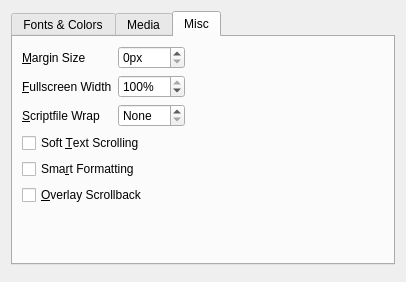
Above: src/confdialog.ui from realnc/hugor before the change. Below: the same form after it.
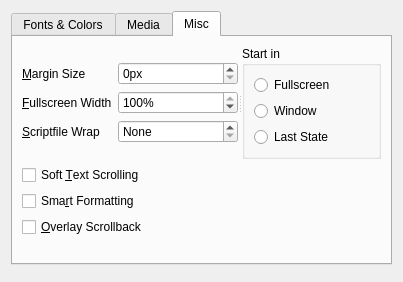
That is the form after the change. The open tabs and pages were chosen to show the change. Custom widgets are drawn as their Qt base class.

Commit message: Make the startup mode configurable (fullscreen, windowed or last state)

Diff of the .ui file:
```diff
--- a/src/confdialog.ui
+++ b/src/confdialog.ui
@@ -374,9 +374,17 @@
       <attribute name="title">
        <string>Misc</string>
       </attribute>
-      <layout class="QHBoxLayout" name="horizontalLayout_5">
+      <layout class="QVBoxLayout" name="verticalLayout">
        <item>
-        <layout class="QFormLayout" name="formLayout_3">
+        <widget class="QSplitter" name="splitter">
+         <property name="orientation">
+          <enum>Qt::Horizontal</enum>
+         </property>
+         <widget class="QWidget" name="layoutWidget">
+          <layout class="QFormLayout" name="formLayout_5">
+           <property name="formAlignment">
+            <set>Qt::AlignLeading|Qt::AlignLeft|Qt::AlignVCenter</set>
+           </property>
          <item row="0" column="0">
           <widget class="QLabel" name="marginSizeLabel">
            <property name="text">
@@ -467,10 +475,96 @@
            </property>
           </widget>
          </item>
-         <item row="4" column="0" colspan="2">
+          </layout>
+         </widget>
+         <widget class="QGroupBox" name="startInGroupBox">
+          <property name="toolTip">
+           <string>&lt;p&gt;This lets you choose in which state the interpreter should start games. You can choose to always start in fullscreen or windowed mode, or use the same mode the interpreter was in the last time it was running.&lt;/p&gt;</string>
+          </property>
+          <property name="title">
+           <string>Start in</string>
+          </property>
+          <property name="flat">
+           <bool>true</bool>
+          </property>
+          <layout class="QFormLayout" name="formLayout_8">
+           <property name="formAlignment">
+            <set>Qt::AlignLeading|Qt::AlignLeft|Qt::AlignVCenter</set>
+           </property>
+           <item row="0" column="0" colspan="2">
+            <widget class="QRadioButton" name="fullscreenRadioButton">
+             <property name="sizePolicy">
+              <sizepolicy hsizetype="Maximum" vsizetype="Fixed">
+               <horstretch>0</horstretch>
+               <verstretch>0</verstretch>
+              </sizepolicy>
+             </property>
+             <property name="text">
+              <string>Fullscreen</string>
+             </property>
+             <attribute name="buttonGroup">
+              <string notr="true">startInButtonGroup</string>
+             </attribute>
+            </widget>
+           </item>
+           <item row="1" column="0" colspan="2">
+            <widget class="QRadioButton" name="windowRadioButton">
+             <property name="sizePolicy">
+              <sizepolicy hsizetype="Maximum" vsizetype="Fixed">
+               <horstretch>0</horstretch>
+               <verstretch>0</verstretch>
+              </sizepolicy>
+             </property>
+             <property name="text">
+              <string>Window</string>
+             </property>
+             <attribute name="buttonGroup">
+              <string notr="true">startInButtonGroup</string>
+             </attribute>
+            </widget>
+           </item>
+           <item row="2" column="0" colspan="2">
+            <widget class="QRadioButton" name="lastStateRadioButton">
+             <property name="sizePolicy">
+              <sizepolicy hsizetype="Maximum" vsizetype="Fixed">
+               <horstretch>0</horstretch>
+               <verstretch>0</verstretch>
+              </sizepolicy>
+             </property>
+             <property name="text">
+              <string>Last State</string>
+             </property>
+             <attribute name="buttonGroup">
+              <string notr="true">startInButtonGroup</string>
+             </attribute>
+            </widget>
+           </item>
+          </layout>
+         </widget>
+        </widget>
+       </item>
+       <item>
+        <layout class="QFormLayout" name="formLayout_3">
+         <item row="0" column="0" colspan="2">
+          <widget class="QCheckBox" name="softScrollCheckBox">
+           <property name="sizePolicy">
+            <sizepolicy hsizetype="Maximum" vsizetype="Fixed">
+             <horstretch>0</horstretch>
+             <verstretch>0</verstretch>
+            </sizepolicy>
+           </property>
+           <property name="toolTip">
+            <string>&lt;p&gt;Scrolls-in new text line by line instead of all at once.&lt;/p&gt;</string>
+           </property>
+           <property name="text">
+            <string>Soft &amp;Text Scrolling</string>
+           </property>
+          </widget>
+         </item>
+         <item row="1" column="0" colspan="2">
           <widget class="QCheckBox" name="smartFormattingCheckBox">
            <property name="sizePolicy">
-            <sizepolicy hsizetype="Fixed" vsizetype="Fixed">
+            <sizepolicy hsizetype="Maximum" vsizetype="Fixed">
              <horstretch>0</horstretch>
              <verstretch>0</verstretch>
             </sizepolicy>
@@ -483,10 +577,10 @@
            </property>
           </widget>
          </item>
-         <item row="5" column="0" colspan="2">
+         <item row="2" column="0" colspan="2">
           <widget class="QCheckBox" name="overlayScrollbackCheckBox">
            <property name="sizePolicy">
-            <sizepolicy hsizetype="Fixed" vsizetype="Fixed">
+            <sizepolicy hsizetype="Maximum" vsizetype="Fixed">
              <horstretch>0</horstretch>
              <verstretch>0</verstretch>
             </sizepolicy>
@@ -499,37 +593,8 @@
            </property>
           </widget>
          </item>
-         <item row="3" column="0" colspan="2">
-          <widget class="QCheckBox" name="softScrollCheckBox">
-           <property name="sizePolicy">
-            <sizepolicy hsizetype="Fixed" vsizetype="Fixed">
-             <horstretch>0</horstretch>
-             <verstretch>0</verstretch>
-            </sizepolicy>
-           </property>
-           <property name="toolTip">
-            <string>&lt;p&gt;Scrolls-in new text line by line instead of all at once.&lt;/p&gt;</string>
-           </property>
-           <property name="text">
-            <string>Soft &amp;Text Scrolling</string>
-           </property>
-          </widget>
-         </item>
         </layout>
        </item>
-       <item>
-        <spacer name="horizontalSpacer">
-         <property name="orientation">
-          <enum>Qt::Horizontal</enum>
-         </property>
-         <property name="sizeHint" stdset="0">
-          <size>
-           <width>199</width>
-           <height>20</height>
-          </size>
-         </property>
-        </spacer>
-       </item>
       </layout>
      </widget>
     </widget>
```
Left out of the diff: 17 changed lines with no effect on the pictures. Lines whose indentation alone changed are shown as unchanged. The commit also changes 3 other files.
